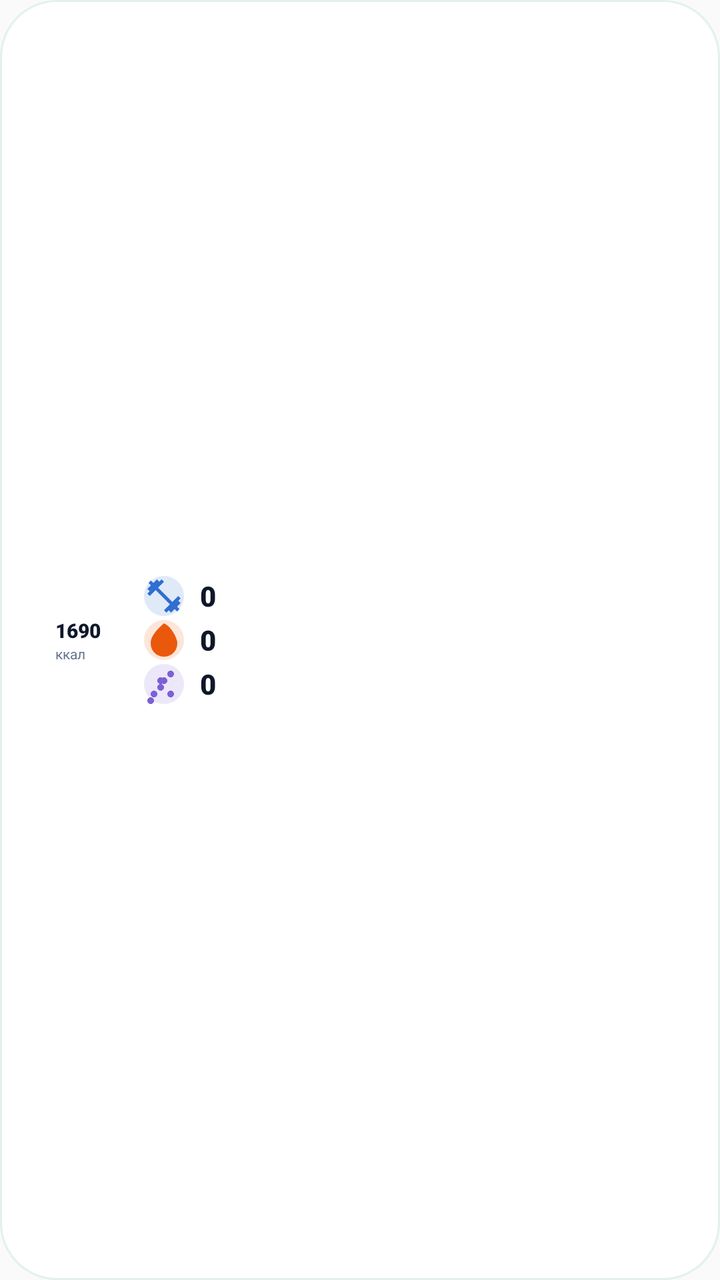
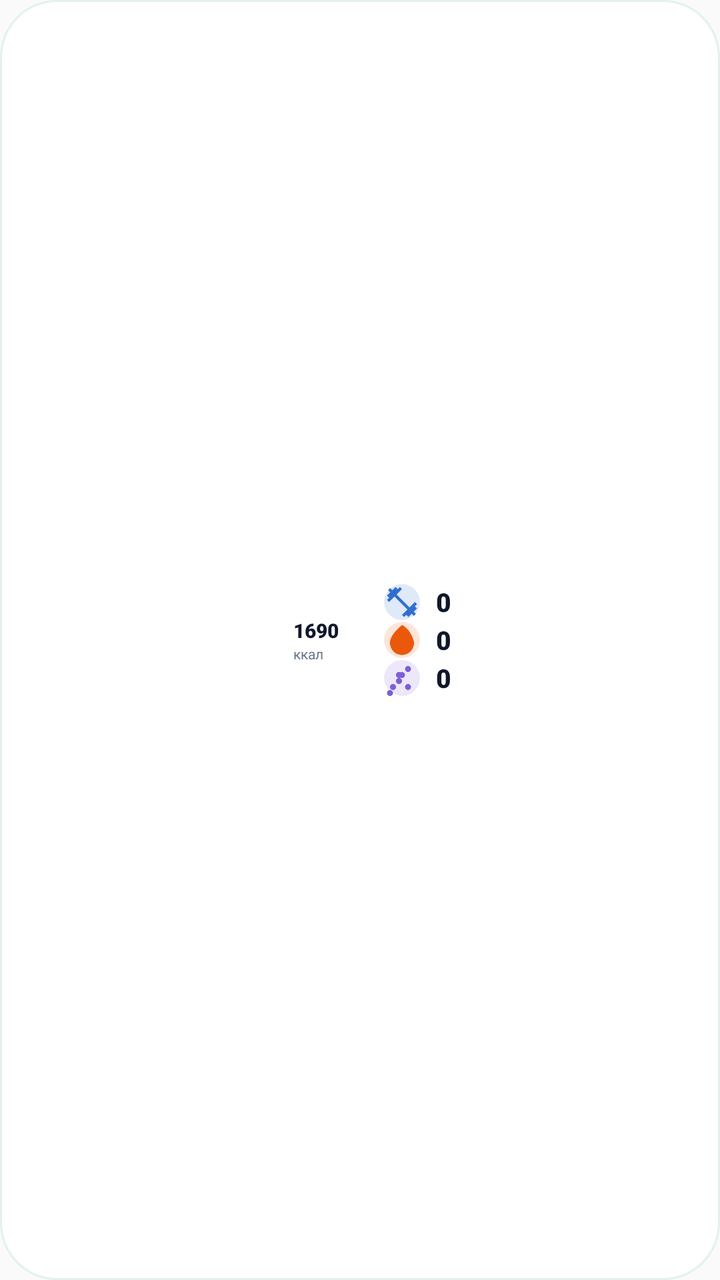

An Android layout rendered at two revisions. The XML below is the earlier revision; the diff shows what the commit changed to produce the second picture.
<!-- AndroidManifest.xml: application theme AppTheme -->
<!-- res/layout/widget_calories.xml -->
<?xml version="1.0" encoding="utf-8"?>
<FrameLayout xmlns:android="http://schemas.android.com/apk/res/android"
    android:id="@+id/widget_root"
    android:layout_width="match_parent"
    android:layout_height="match_parent"
    android:background="@drawable/widget_bg">

    <FrameLayout
        android:layout_width="52dp"
        android:layout_height="52dp"
        android:layout_gravity="start|center_vertical"
        android:layout_marginStart="13dp"
        android:layout_marginEnd="6dp">

        <ImageView
            android:id="@+id/widget_ring"
            android:layout_width="46dp"
            android:layout_height="46dp"
            android:layout_gravity="center"
            android:contentDescription="@null" />

        <LinearLayout
            android:layout_width="wrap_content"
            android:layout_height="wrap_content"
            android:layout_gravity="center"
            android:orientation="vertical">

            <TextView
                android:id="@+id/widget_remain"
                android:layout_width="wrap_content"
                android:layout_height="wrap_content"
                android:autoSizeTextType="uniform"
                android:autoSizeMinTextSize="8sp"
                android:autoSizeMaxTextSize="10sp"
                android:fontFamily="sans-serif-black"
                android:gravity="center"
                android:maxLines="1"
                android:text="1690"
                android:textColor="#0F172A"
                android:textSize="10sp" />

            <TextView
                android:id="@+id/widget_remain_unit"
                android:layout_width="wrap_content"
                android:layout_height="wrap_content"
                android:fontFamily="sans-serif"
                android:gravity="center"
                android:maxLines="1"
                android:text="ккал"
                android:textColor="#64748B"
                android:textSize="7sp" />
        </LinearLayout>
    </FrameLayout>

    <LinearLayout
        android:layout_width="wrap_content"
        android:layout_height="wrap_content"
        android:layout_gravity="start|center_vertical"
        android:layout_marginStart="72dp"
        android:layout_marginEnd="12dp"
        android:orientation="vertical">

        <LinearLayout
            android:layout_width="wrap_content"
            android:layout_height="wrap_content"
            android:gravity="center_vertical"
            android:orientation="horizontal">

            <ImageView
                android:layout_width="20dp"
                android:layout_height="20dp"
                android:contentDescription="@null"
                android:src="@drawable/widget_icon_protein" />

            <TextView
                android:id="@+id/widget_p"
                android:layout_width="wrap_content"
                android:layout_height="wrap_content"
                android:layout_marginStart="8dp"
                android:fontFamily="sans-serif-black"
                android:maxLines="1"
                android:text="0"
                android:textColor="#0F172A"
                android:textSize="14sp" />
        </LinearLayout>

        <LinearLayout
            android:layout_width="wrap_content"
            android:layout_height="wrap_content"
            android:layout_marginTop="2dp"
            android:gravity="center_vertical"
            android:orientation="horizontal">

            <ImageView
                android:layout_width="20dp"
                android:layout_height="20dp"
                android:contentDescription="@null"
                android:src="@drawable/widget_icon_fat" />

            <TextView
                android:id="@+id/widget_f"
                android:layout_width="wrap_content"
                android:layout_height="wrap_content"
                android:layout_marginStart="8dp"
                android:fontFamily="sans-serif-black"
                android:maxLines="1"
                android:text="0"
                android:textColor="#0F172A"
                android:textSize="14sp" />
        </LinearLayout>

        <LinearLayout
            android:layout_width="wrap_content"
            android:layout_height="wrap_content"
            android:layout_marginTop="2dp"
            android:gravity="center_vertical"
            android:orientation="horizontal">

            <ImageView
                android:layout_width="20dp"
                android:layout_height="20dp"
                android:contentDescription="@null"
                android:src="@drawable/widget_icon_carbs" />

            <TextView
                android:id="@+id/widget_c"
                android:layout_width="wrap_content"
                android:layout_height="wrap_content"
                android:layout_marginStart="8dp"
                android:fontFamily="sans-serif-black"
                android:maxLines="1"
                android:text="0"
                android:textColor="#0F172A"
                android:textSize="14sp" />
        </LinearLayout>
    </LinearLayout>

</FrameLayout>
<!-- resources referenced by this layout -->
<resources>
  <!-- drawable widget_bg (drawable) -->
  <?xml version="1.0" encoding="utf-8"?>
  <shape xmlns:android="http://schemas.android.com/apk/res/android"
      android:shape="rectangle">
      <solid android:color="#FFFFFF" />
      <corners android:radius="28dp" />
      <stroke
          android:width="1dp"
          android:color="#E1F2ED" />
  </shape>
  <!-- drawable widget_icon_carbs (drawable) -->
  <?xml version="1.0" encoding="utf-8"?>
  <layer-list xmlns:android="http://schemas.android.com/apk/res/android">
      <item>
          <shape android:shape="oval">
              <solid android:color="#267D5FD6" />
          </shape>
      </item>
      <item
          android:width="11dp"
          android:height="11dp"
          android:gravity="center">
          <vector
              android:width="24dp"
              android:height="24dp"
              android:viewportWidth="24"
              android:viewportHeight="24"
              android:tint="#7D5FD6">
              <path
                  android:fillColor="#7D5FD6"
                  android:pathData="M10 12c-1.1 0-2 .9-2 2s.9 2 2 2 2-.9 2-2-.9-2-2-2zm6-8c-1.1 0-2 .9-2 2s.9 2 2 2 2-.9 2-2-.9-2-2-2zm0 12c-1.1 0-2 .9-2 2s.9 2 2 2 2-.9 2-2-.9-2-2-2zm-6-8c-1.1 0-2 .9-2 2s.9 2 2 2 2-.9 2-2-.9-2-2-2zM4 20c-1.1 0-2 .9-2 2s.9 2 2 2 2-.9 2-2-.9-2-2-2zm8-12c-1.1 0-2 .9-2 2s.9 2 2 2 2-.9 2-2-.9-2-2-2zm0 16c-1.1 0-2 .9-2 2s.9 2 2 2 2-.9 2-2-.9-2-2-2zM6 16c-1.1 0-2 .9-2 2s.9 2 2 2 2-.9 2-2-.9-2-2-2z" />
          </vector>
      </item>
  </layer-list>
  <!-- drawable widget_icon_fat (drawable) -->
  <?xml version="1.0" encoding="utf-8"?>
  <layer-list xmlns:android="http://schemas.android.com/apk/res/android">
      <item>
          <shape android:shape="oval">
              <solid android:color="#26EA580C" />
          </shape>
      </item>
      <item
          android:width="11dp"
          android:height="11dp"
          android:gravity="center">
          <vector
              android:width="24dp"
              android:height="24dp"
              android:viewportWidth="24"
              android:viewportHeight="24"
              android:tint="#EA580C">
              <path
                  android:fillColor="#EA580C"
                  android:pathData="M12 2c-5.33 4.55-8 8.48-8 11.8 0 4.98 3.8 8.2 8 8.2s8-3.22 8-8.2C20 12 17.33 4.55 12 2z" />
          </vector>
      </item>
  </layer-list>
  <!-- drawable widget_icon_protein (drawable) -->
  <?xml version="1.0" encoding="utf-8"?>
  <layer-list xmlns:android="http://schemas.android.com/apk/res/android">
      <item>
          <shape android:shape="oval">
              <solid android:color="#262F6FD0" />
          </shape>
      </item>
      <item
          android:width="11dp"
          android:height="11dp"
          android:gravity="center">
          <vector
              android:width="24dp"
              android:height="24dp"
              android:viewportWidth="24"
              android:viewportHeight="24"
              android:tint="#2F6FD0">
              <path
                  android:fillColor="#2F6FD0"
                  android:pathData="M20.57 14.86L22 13.43 20.57 12 17 15.57 8.43 7 12 3.43 10.57 2 9.14 3.43 7.71 2 5.57 4.14 4.14 2.71 2.71 4.14l1.43 1.43L2 7.71l1.43 1.43L2 10.57 3.43 12 7 8.43 15.57 17 12 20.57 13.43 22l1.43-1.43L16.29 22l2.14-2.14 1.43 1.43 1.43-1.43-1.43-1.43L22 16.29z" />
          </vector>
      </item>
  </layer-list>
  <style name="AppTheme" parent="android:style/Theme.Material.Light.NoActionBar" />
</resources>

<!-- the commit's change to res/layout/widget_calories.xml (unified diff, before → after) -->
@@ -5,134 +5,138 @@
     android:layout_height="match_parent"
     android:background="@drawable/widget_bg">
 
-    <FrameLayout
-        android:layout_width="52dp"
-        android:layout_height="52dp"
-        android:layout_gravity="start|center_vertical"
-        android:layout_marginStart="13dp"
-        android:layout_marginEnd="6dp">
+    <LinearLayout
+        android:layout_width="wrap_content"
+        android:layout_height="wrap_content"
+        android:layout_gravity="center"
+        android:gravity="center_vertical"
+        android:orientation="horizontal">
 
-        <ImageView
-            android:id="@+id/widget_ring"
-            android:layout_width="46dp"
-            android:layout_height="46dp"
-            android:layout_gravity="center"
-            android:contentDescription="@null" />
+        <FrameLayout
+            android:layout_width="48dp"
+            android:layout_height="48dp">
+
+            <ImageView
+                android:id="@+id/widget_ring"
+                android:layout_width="48dp"
+                android:layout_height="48dp"
+                android:layout_gravity="center"
+                android:contentDescription="@null" />
+
+            <LinearLayout
+                android:layout_width="wrap_content"
+                android:layout_height="wrap_content"
+                android:layout_gravity="center"
+                android:orientation="vertical">
+
+                <TextView
+                    android:id="@+id/widget_remain"
+                    android:layout_width="wrap_content"
+                    android:layout_height="wrap_content"
+                    android:autoSizeTextType="uniform"
+                    android:autoSizeMinTextSize="8sp"
+                    android:autoSizeMaxTextSize="10sp"
+                    android:fontFamily="sans-serif-black"
+                    android:gravity="center"
+                    android:maxLines="1"
+                    android:text="1690"
+                    android:textColor="#0F172A"
+                    android:textSize="10sp" />
+
+                <TextView
+                    android:id="@+id/widget_remain_unit"
+                    android:layout_width="wrap_content"
+                    android:layout_height="wrap_content"
+                    android:fontFamily="sans-serif"
+                    android:gravity="center"
+                    android:maxLines="1"
+                    android:text="ккал"
+                    android:textColor="#64748B"
+                    android:textSize="7sp" />
+            </LinearLayout>
+        </FrameLayout>
 
         <LinearLayout
             android:layout_width="wrap_content"
             android:layout_height="wrap_content"
-            android:layout_gravity="center"
+            android:layout_marginStart="10dp"
             android:orientation="vertical">
 
-            <TextView
-                android:id="@+id/widget_remain"
+            <LinearLayout
                 android:layout_width="wrap_content"
                 android:layout_height="wrap_content"
-                android:autoSizeTextType="uniform"
-                android:autoSizeMinTextSize="8sp"
-                android:autoSizeMaxTextSize="10sp"
-                android:fontFamily="sans-serif-black"
-                android:gravity="center"
-                android:maxLines="1"
-                android:text="1690"
-                android:textColor="#0F172A"
-                android:textSize="10sp" />
+                android:gravity="center_vertical"
+                android:orientation="horizontal">
 
-            <TextView
-                android:id="@+id/widget_remain_unit"
+                <ImageView
+                    android:layout_width="18dp"
+                    android:layout_height="18dp"
+                    android:contentDescription="@null"
+                    android:src="@drawable/widget_icon_protein" />
+
+                <TextView
+                    android:id="@+id/widget_p"
+                    android:layout_width="wrap_content"
+                    android:layout_height="wrap_content"
+                    android:layout_marginStart="8dp"
+                    android:fontFamily="sans-serif-black"
+                    android:maxLines="1"
+                    android:text="0"
+                    android:textColor="#0F172A"
+                    android:textSize="13sp" />
+            </LinearLayout>
+
+            <LinearLayout
                 android:layout_width="wrap_content"
                 android:layout_height="wrap_content"
-                android:fontFamily="sans-serif"
-                android:gravity="center"
-                android:maxLines="1"
-                android:text="ккал"
-                android:textColor="#64748B"
-                android:textSize="7sp" />
-        </LinearLayout>
-    </FrameLayout>
+                android:layout_marginTop="1dp"
+                android:gravity="center_vertical"
+                android:orientation="horizontal">
 
-    <LinearLayout
-        android:layout_width="wrap_content"
-        android:layout_height="wrap_content"
-        android:layout_gravity="start|center_vertical"
-        android:layout_marginStart="72dp"
-        android:layout_marginEnd="12dp"
-        android:orientation="vertical">
+                <ImageView
+                    android:layout_width="18dp"
+                    android:layout_height="18dp"
+                    android:contentDescription="@null"
+                    android:src="@drawable/widget_icon_fat" />
 
-        <LinearLayout
-            android:layout_width="wrap_content"
-            android:layout_height="wrap_content"
-            android:gravity="center_vertical"
-            android:orientation="horizontal">
+                <TextView
+                    android:id="@+id/widget_f"
+                    android:layout_width="wrap_content"
+                    android:layout_height="wrap_content"
+                    android:layout_marginStart="8dp"
+                    android:fontFamily="sans-serif-black"
+                    android:maxLines="1"
+                    android:text="0"
+                    android:textColor="#0F172A"
+                    android:textSize="13sp" />
+            </LinearLayout>
 
-            <ImageView
-                android:layout_width="20dp"
-                android:layout_height="20dp"
-                android:contentDescription="@null"
-                android:src="@drawable/widget_icon_protein" />
-
-            <TextView
-                android:id="@+id/widget_p"
+            <LinearLayout
                 android:layout_width="wrap_content"
                 android:layout_height="wrap_content"
-                android:layout_marginStart="8dp"
-                android:fontFamily="sans-serif-black"
-                android:maxLines="1"
-                android:text="0"
-                android:textColor="#0F172A"
-                android:textSize="14sp" />
+                android:layout_marginTop="1dp"
+                android:gravity="center_vertical"
+                android:orientation="horizontal">
+
+                <ImageView
+                    android:layout_width="18dp"
+                    android:layout_height="18dp"
+                    android:contentDescription="@null"
+                    android:src="@drawable/widget_icon_carbs" />
+
+                <TextView
+                    android:id="@+id/widget_c"
+                    android:layout_width="wrap_content"
+                    android:layout_height="wrap_content"
+                    android:layout_marginStart="8dp"
+                    android:fontFamily="sans-serif-black"
+                    android:maxLines="1"
+                    android:text="0"
+                    android:textColor="#0F172A"
+                    android:textSize="13sp" />
+            </LinearLayout>
         </LinearLayout>
 
-        <LinearLayout
-            android:layout_width="wrap_content"
-            android:layout_height="wrap_content"
-            android:layout_marginTop="2dp"
-            android:gravity="center_vertical"
-            android:orientation="horizontal">
-
-            <ImageView
-                android:layout_width="20dp"
-                android:layout_height="20dp"
-                android:contentDescription="@null"
-                android:src="@drawable/widget_icon_fat" />
-
-            <TextView
-                android:id="@+id/widget_f"
-                android:layout_width="wrap_content"
-                android:layout_height="wrap_content"
-                android:layout_marginStart="8dp"
-                android:fontFamily="sans-serif-black"
-                android:maxLines="1"
-                android:text="0"
-                android:textColor="#0F172A"
-                android:textSize="14sp" />
-        </LinearLayout>
-
-        <LinearLayout
-            android:layout_width="wrap_content"
-            android:layout_height="wrap_content"
-            android:layout_marginTop="2dp"
-            android:gravity="center_vertical"
-            android:orientation="horizontal">
-
-            <ImageView
-                android:layout_width="20dp"
-                android:layout_height="20dp"
-                android:contentDescription="@null"
-                android:src="@drawable/widget_icon_carbs" />
-
-            <TextView
-                android:id="@+id/widget_c"
-                android:layout_width="wrap_content"
-                android:layout_height="wrap_content"
-                android:layout_marginStart="8dp"
-                android:fontFamily="sans-serif-black"
-                android:maxLines="1"
-                android:text="0"
-                android:textColor="#0F172A"
-                android:textSize="14sp" />
-        </LinearLayout>
     </LinearLayout>
 
 </FrameLayout>
